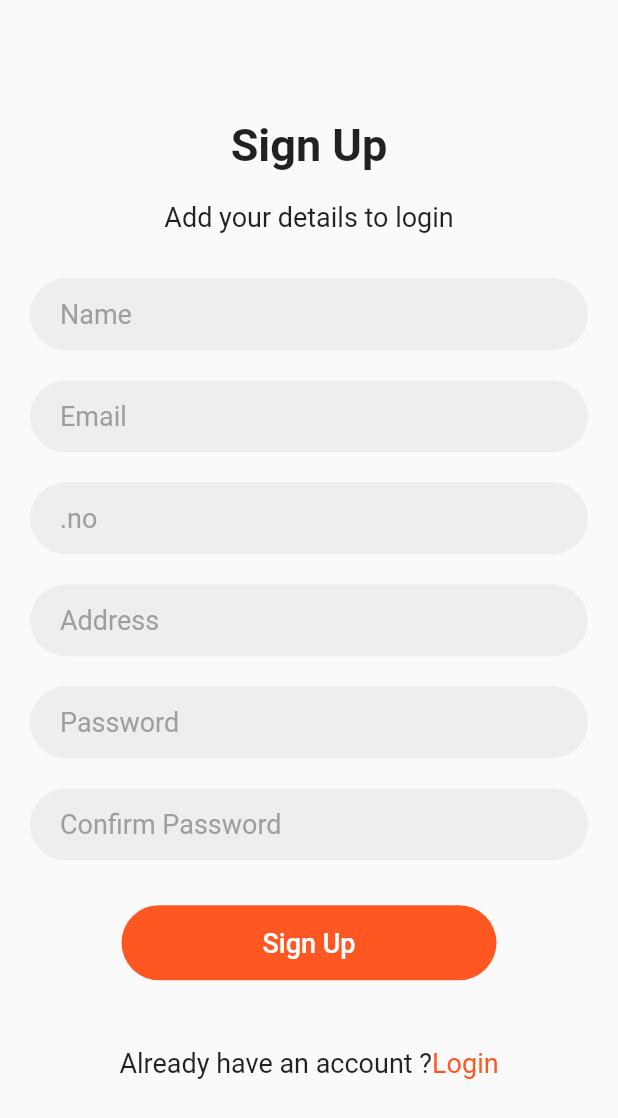
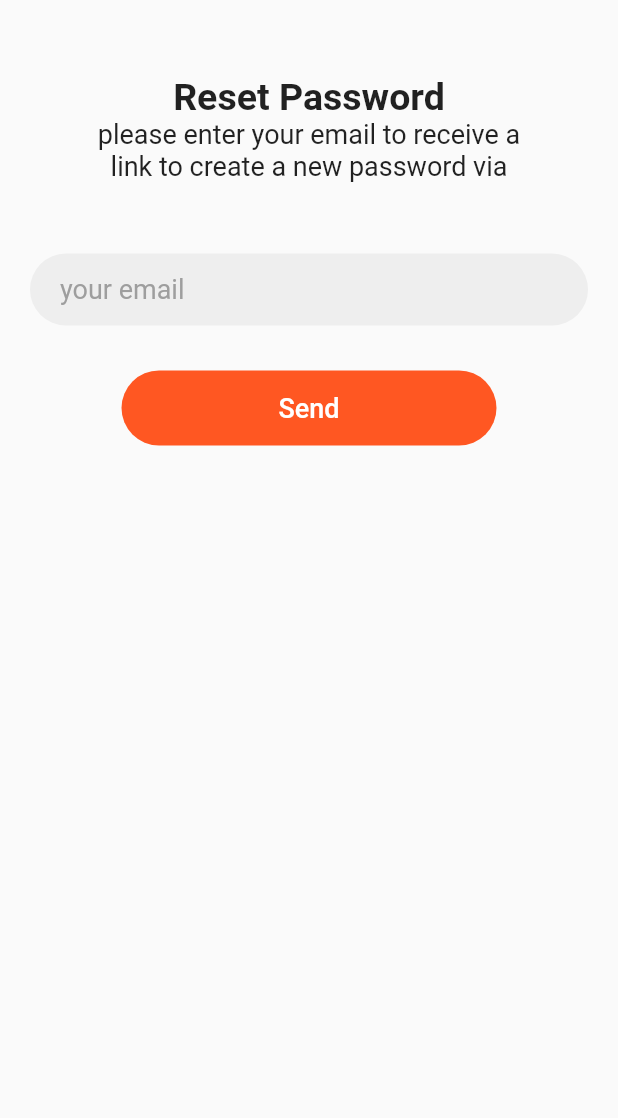
Before and after one commit to Heshamazab1999/Delivery-App, a Flutter app: the SignUpScreen screen opened directly, after a tap on "Sign Up", on a phone screen of 412 x 824 dp. Shown: the top 1118 px of the screen. Run offline on Flutter 3.47's test engine with Material 2 defaults, Android fonts, the phone set to English and light mode, and no system bars; our stand-ins replace pin_code_fields; missing offline and left inert: sign_button.

Commit message:
second task

```diff
--- /dev/null
+++ b/lib/screens/reset_password.dart
@@ -0,0 +1,50 @@
+import 'package:flutter/material.dart';
+import 'package:untitled2/components/login_button.dart';
+import 'package:untitled2/components/login_text_field.dart';
+import 'package:untitled2/screens/otp_screen.dart';
+
+class ResetPassword extends StatelessWidget {
+  @override
+  Widget build(BuildContext context) {
+    return Scaffold(
+      body: SingleChildScrollView(
+        padding: EdgeInsets.symmetric(vertical: 50),
+        child: Column(
+          mainAxisAlignment: MainAxisAlignment.start,
+          children: [
+            Text(
+              "Reset Password",
+              style: TextStyle(fontSize: 25, fontWeight: FontWeight.bold),
+            ),
+            SizedBox(
+              width: 300,
+              height: 80,
+              child: Text(
+                "please enter your email to receive a link to create a new password via email",
+                style: TextStyle(
+                  fontSize: 18,
+                ),
+                textAlign: TextAlign.center,
+                maxLines: 2,
+              ),
+            ),
+            TextFieldLogin(
+              function: (V) {},
+              hint: "your email",
+            ),
+            Padding(
+              padding: const EdgeInsets.symmetric(vertical: 20),
+              child: LoginButton(
+                function: () {
+                  Navigator.push(context,
+                      MaterialPageRoute(builder: (context) => OtpScreen()));
+                },
+                label: "Send",
+              ),
+            )
+          ],
+        ),
+      ),
+    );
+  }
+}
--- a/lib/screens/signup_screen.dart
+++ b/lib/screens/signup_screen.dart
@@ -1,6 +1,7 @@
 import 'package:flutter/material.dart';
 import 'package:untitled2/components/login_button.dart';
 import 'package:untitled2/components/login_text_field.dart';
+import 'package:untitled2/screens/reset_password.dart';
 
 class SignUpScreen extends StatelessWidget {
   @override
@@ -52,7 +53,12 @@ class SignUpScreen extends StatelessWidget {
                 Padding(
                   padding: const EdgeInsets.symmetric(vertical: 20),
                   child: LoginButton(
-                    function: () {},
+                    function: () {
+                      Navigator.push(
+                          context,
+                          MaterialPageRoute(
+                              builder: (context) => ResetPassword()));
+                    },
                     label: "Sign Up",
                   ),
                 ),
@@ -67,7 +73,8 @@ class SignUpScreen extends StatelessWidget {
                       ),
                       Text(
                         "Login",
-                        style: TextStyle(fontSize: 18, color: Colors.deepOrange),
+                        style:
+                            TextStyle(fontSize: 18, color: Colors.deepOrange),
                       ),
                     ],
                   ),
--- a/pubspec.yaml
+++ b/pubspec.yaml
@@ -32,6 +32,8 @@ dependencies:
 dev_dependencies:
   flutter_test:
     sdk: flutter
+  pin_code_fields: ^7.3.0
+  sign_button: ^2.0.1
 
 # For information on the generic Dart part of this file, see the
 # following page: https://dart.dev/tools/pub/pubspec
```
Also changed, not shown: lib/components/social_login_button.dart (+12 -8 lines), lib/screens/create_password.dart (added, +51 -0 lines), lib/screens/login_screen.dart (+10 -7 lines), lib/screens/otp_screen.dart (added, +110 -0 lines), lib/screens/splash_screen.dart (+38 -3 lines), pubspec.lock.
